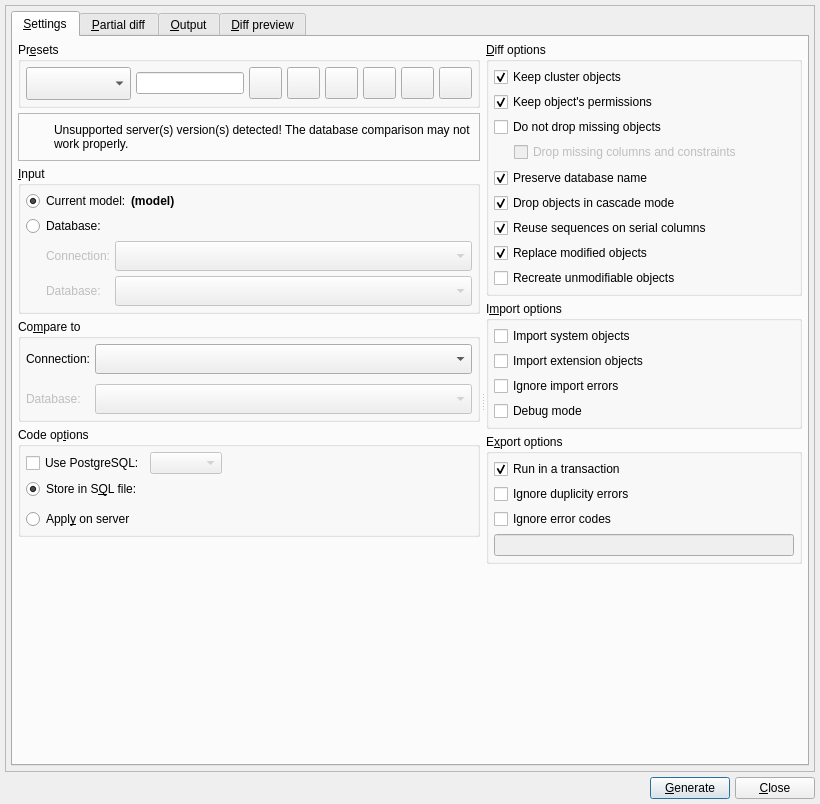
pgmodeler/pgmodeler, file libs/libgui/ui/tools/modeldatabasediffform.ui: the form before one commit.
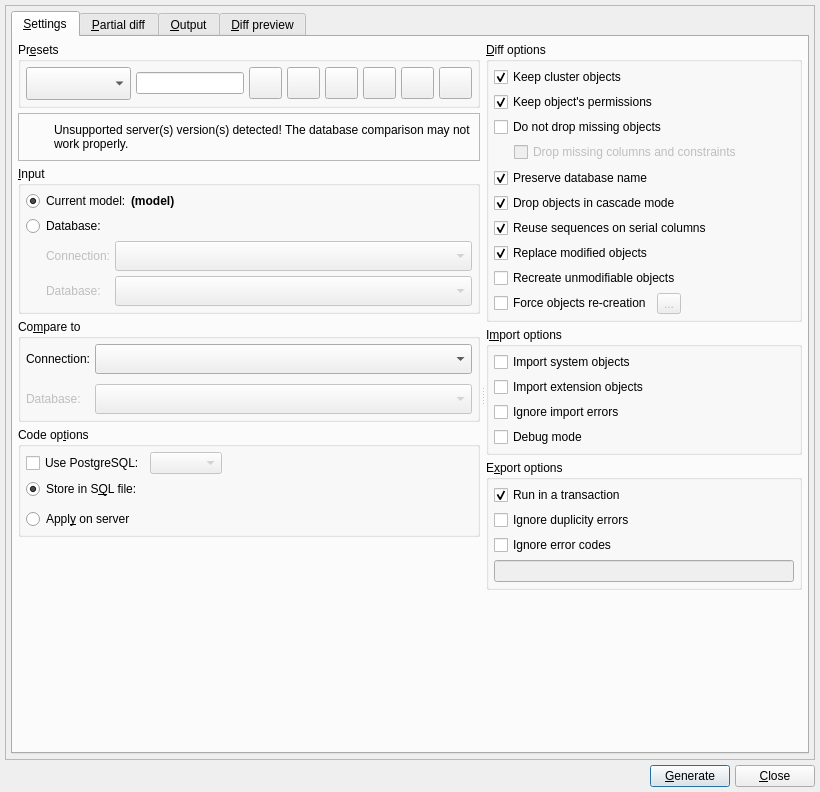
The form after the commit. Icons and pictures are not drawn.

Commit message: Restored and improved the option "Force object re-creation" in ModelDatabaseDiffForm (issue #1966)(WIP)

```diff
--- a/libs/libgui/ui/tools/modeldatabasediffform.ui
+++ b/libs/libgui/ui/tools/modeldatabasediffform.ui
@@ -10,7 +10,7 @@
     <x>0</x>
     <y>0</y>
     <width>820</width>
-    <height>804</height>
+    <height>792</height>
    </rect>
   </property>
   <property name="sizePolicy">
@@ -1229,6 +1229,95 @@
                    </property>
                   </widget>
                  </item>
+                 <item>
+                  <layout class="QHBoxLayout" name="horizontalLayout">
+                   <property name="bottomMargin">
+                    <number>0</number>
+                   </property>
+                   <item>
+                    <widget class="QCheckBox" name="force_objs_recreation_chk">
+                     <property name="enabled">
+                      <bool>true</bool>
+                     </property>
+                     <property name="sizePolicy">
+                      <sizepolicy hsizetype="Preferred" vsizetype="Fixed">
+                       <horstretch>0</horstretch>
+                       <verstretch>0</verstretch>
+                      </sizepolicy>
+                     </property>
+                     <property name="toolTip">
+                      <string>&lt;p&gt;Instead of using an ALTER command to modify the selected object kinds, a DROP and CREATE will be used for a full modification. This option does not affects the database object itself.&lt;/p&gt;</string>
+                     </property>
+                     <property name="statusTip">
+                      <string/>
+                     </property>
+                     <property name="text">
+                      <string>Force objects re-creation</string>
+                     </property>
+                     <property name="checked">
+                      <bool>false</bool>
+                     </property>
+                    </widget>
+                   </item>
+                   <item>
+                    <widget class="QToolButton" name="filter_objs_types_tb">
+                     <property name="enabled">
+                      <bool>false</bool>
+                     </property>
+                     <property name="sizePolicy">
+                      <sizepolicy hsizetype="Preferred" vsizetype="Preferred">
+                       <horstretch>0</horstretch>
+                       <verstretch>0</verstretch>
+                      </sizepolicy>
+                     </property>
+                     <property name="minimumSize">
+                      <size>
+                       <width>0</width>
+                       <height>0</height>
+                      </size>
+                     </property>
+                     <property name="text">
+                      <string>...</string>
+                     </property>
+                     <property name="icon">
+                      <iconset resource="../../res/resources.qrc">
+                       <normaloff>:/icons/icons/filter.png</normaloff>:/icons/icons/filter.png</iconset>
+                     </property>
+                     <property name="iconSize">
+                      <size>
+                       <width>25</width>
+                       <height>25</height>
+                      </size>
+                     </property>
+                     <property name="checkable">
+                      <bool>true</bool>
+                     </property>
+                     <property name="checked">
+                      <bool>false</bool>
+                     </property>
+                     <property name="popupMode">
+                      <enum>QToolButton::ToolButtonPopupMode::InstantPopup</enum>
+                     </property>
+                     <property name="autoRaise">
+                      <bool>false</bool>
+                     </property>
+                    </widget>
+                   </item>
+                   <item>
+                    <spacer name="horizontalSpacer_2">
+                     <property name="orientation">
+                      <enum>Qt::Orientation::Horizontal</enum>
+                     </property>
+                     <property name="sizeHint" stdset="0">
+                      <size>
+                       <width>40</width>
+                       <height>20</height>
+                      </size>
+                     </property>
+                    </spacer>
+                   </item>
+                  </layout>
+                 </item>
                 </layout>
                </widget>
               </item>
```
Left out of the diff: 4 changed lines with no effect on the pictures. The commit also changes 10 other files.
